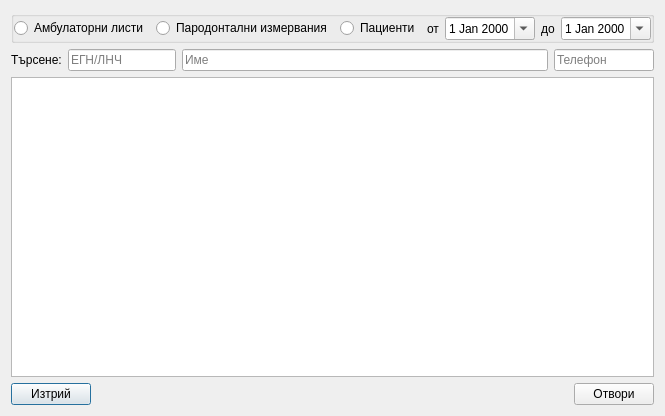
Above: src/View/AmbListSelector/AmbListSelector.ui from thefinalcutbg/DinoDent before the change. Below: the same form after it.
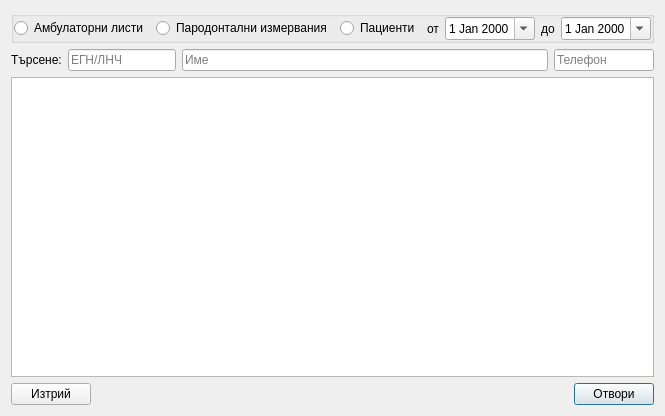
That is the form after the change. Custom widgets are drawn as their Qt base class.

Commit message: DoctorListSettings implemented

```diff
--- a/src/View/AmbListSelector/AmbListSelector.ui
+++ b/src/View/AmbListSelector/AmbListSelector.ui
@@ -222,6 +222,9 @@
        <property name="text">
         <string>Изтрий</string>
        </property>
+       <property name="autoDefault">
+        <bool>false</bool>
+       </property>
       </widget>
      </item>
      <item>
@@ -245,6 +248,9 @@
        <property name="text">
         <string>Отвори</string>
        </property>
+       <property name="default">
+        <bool>true</bool>
+       </property>
       </widget>
      </item>
     </layout>
```
The commit also changes 37 other files.
